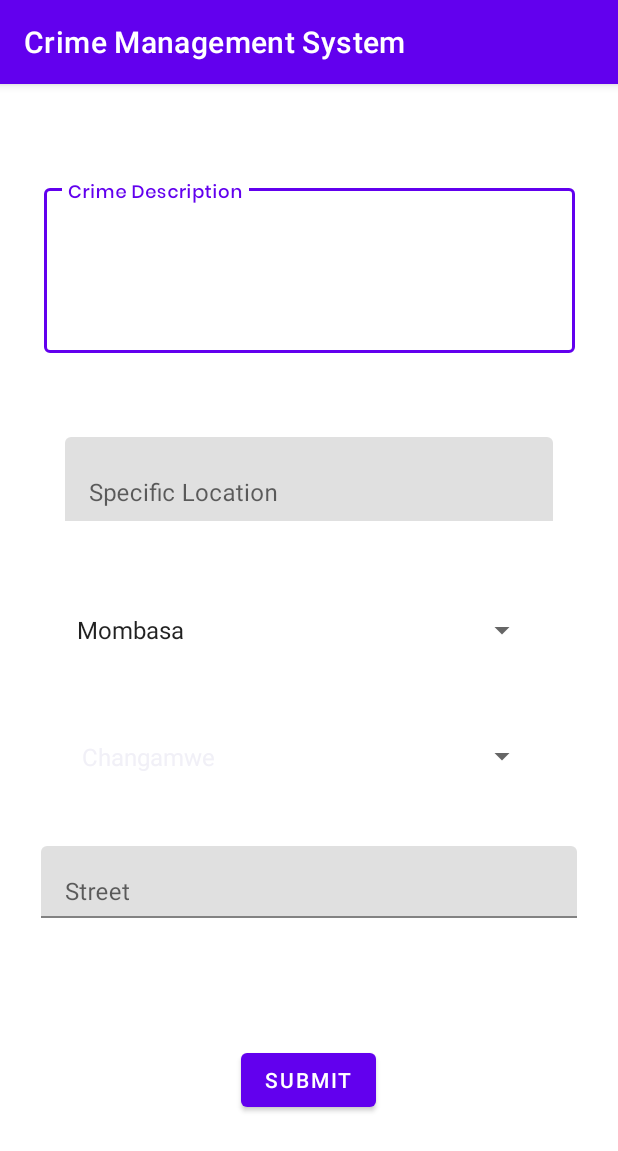
After one commit to LONJEZ/Crime-Management-System, an Android app: the Report screen opened directly, with no data from a screen before it, on a phone screen of 412 x 824 dp. The commit adds this screen. Shown: the top 1151 px of the screen. Run offline under Robolectric (Android 15) with nearby library versions, the phone set to English and light mode, and no system bars; libraries missing offline, so code that uses them is left out: com.vishnusivadas.advanced_httpurlconnection; 2 statements that could not run were skipped.

Commit message:
Added report status

```diff
--- a/app/src/main/java/com/lonjeztech/crimemanagementsystem/Login.java
+++ b/app/src/main/java/com/lonjeztech/crimemanagementsystem/Login.java
@@ -66,7 +66,7 @@ public class Login extends AppCompatActivity {
                             String[] data = new String[2];
                             data[0] = username;
                             data[1] = password;
-                            PutData putData = new PutData("http://192.168.43.167/loginregister/login.php", "POST", field, data);
+                            PutData putData = new PutData("http://192.168.0.21/loginregister/login.php", "POST", field, data);
                             if (putData.startPut()) {
                                 if (putData.onComplete()) {
                                     progressBar.setVisibility(View.GONE);
--- /dev/null
+++ b/app/src/main/java/com/lonjeztech/crimemanagementsystem/Report.java
@@ -0,0 +1,199 @@
+package com.lonjeztech.crimemanagementsystem;
+
+import androidx.appcompat.app.AppCompatActivity;
+
+import android.content.Intent;
+import android.os.Bundle;
+import android.os.Handler;
+import android.os.Looper;
+import android.view.View;
+import android.widget.AdapterView;
+import android.widget.ArrayAdapter;
+import android.widget.Button;
+import android.widget.ProgressBar;
+import android.widget.Spinner;
+import android.widget.Toast;
+
+import com.google.android.material.snackbar.BaseTransientBottomBar;
+import com.google.android.material.snackbar.Snackbar;
+import com.google.android.material.textfield.TextInputEditText;
+import com.vishnusivadas.advanced_httpurlconnection.PutData;
+
+public class Report extends AppCompatActivity {
+
+    Spinner countySpinner,subCountySpinner;
+    TextInputEditText textInputEditTextCrimeDescription,textInputEditTextLocation,textInputEditTextStreet;
+    Button buttonSubmit;
+    ProgressBar progressBar;
+
+
+    @Override
+    protected void onCreate(Bundle savedInstanceState) {
+        super.onCreate(savedInstanceState);
+        setContentView(R.layout.activity_report);
+
+        countySpinner = findViewById(R.id.spinner_county);
+        subCountySpinner =findViewById(R.id.spinner_sub_county);
+        textInputEditTextCrimeDescription =findViewById(R.id.crime_description);
+        textInputEditTextLocation = findViewById(R.id.specific_location);
+        textInputEditTextStreet = findViewById(R.id.street_name);
+        buttonSubmit = findViewById(R.id.button_submit);
+        progressBar = findViewById(R.id.progress);
+        // Create an ArrayAdapter using the string array and
+        // a default spinner layout
+        ArrayAdapter<CharSequence> county_list
+                = ArrayAdapter.createFromResource(
+                this, R.array.County,
+                android.R.layout.simple_spinner_item);
+        // Specify the layout to use when the list of
+        // choices appears
+        county_list.setDropDownViewResource(
+                android.R.layout.simple_spinner_dropdown_item);
+
+        // Apply the adapter to the spinner
+        countySpinner.setAdapter(county_list);
+        countySpinner.setOnItemSelectedListener(new AdapterView.OnItemSelectedListener() {
+            @Override
+            public void onItemSelected(AdapterView<?> adapterView, View view, int position, long id) {
+
+                if (adapterView.getSelectedItem()
+                        .toString()
+                        .equals("Mombasa")) {
+                    ArrayAdapter<CharSequence> ad_name
+                            = ArrayAdapter.createFromResource(
+                            getApplicationContext(),
+                            R.array.mombasa_subcounty,
+                            android.R.layout
+                                    .simple_spinner_item);
+                    subCountySpinner.setAdapter(ad_name);
+                }
+                else if (adapterView.getSelectedItem()
+                        .toString()
+                        .equals("Nakuru")) {
+                    ArrayAdapter<CharSequence> ad_name
+                            = ArrayAdapter.createFromResource(
+                            getApplicationContext(),
+                            R.array.nakuru_subcounty,
+                            android.R.layout
+                                    .simple_spinner_item);
+                    subCountySpinner.setAdapter(ad_name);
+                }
+                else if (adapterView.getSelectedItem()
+                        .toString()
+                        .equals("Baringo")) {
+                    ArrayAdapter<CharSequence> ad_name
+                            = ArrayAdapter.createFromResource(
+                            getApplicationContext(),
+                            R.array.baringo_subcounty,
+                            android.R.layout
+                                    .simple_spinner_item);
+                    subCountySpinner.setAdapter(ad_name);
+                }
+                else if (adapterView.getSelectedItem()
+                        .toString()
+                        .equals("Nairobi")){
+                    ArrayAdapter<CharSequence> ad_name
+                            = ArrayAdapter.createFromResource(
+                            getApplicationContext(),
+                            R.array.nairobi_subcounty,
+                            android.R.layout
+                                    .simple_spinner_item);
+                    subCountySpinner.setAdapter(ad_name);
+                }
+                else{
+                    ArrayAdapter<CharSequence> ad_name
+                            = ArrayAdapter.createFromResource(
+                            getApplicationContext(),
+                            R.array.kajiado_subcounty,
+                            android.R.layout
+                                    .simple_spinner_item);
+                    subCountySpinner.setAdapter(ad_name);
+                }
+            }
+
+            @Override
+            public void onNothingSelected(AdapterView<?> parent) {
+
+            }
+
+            });
+
+        subCountySpinner.setOnItemSelectedListener(new AdapterView.OnItemSelectedListener() {
+            @Override
+            public void onItemSelected(AdapterView<?> adapterView, View view, int position, long id) {
+                String county,sub_county;
+                county = countySpinner.getSelectedItem().toString();
+                sub_county =subCountySpinner.getSelectedItem().toString();
+                Toast.makeText(getApplicationContext(), "item selected", Toast.LENGTH_SHORT).show();
+            }
+
+            @Override
+            public void onNothingSelected(AdapterView<?> parent) {
+
+            }
+        });
+
+        buttonSubmit.setOnClickListener(new View.OnClickListener() {
+            @Override
+            public void onClick(View v) {
+                final String crime_description,specific_location,county,sub_county,street_name;
+                crime_description = String.valueOf(textInputEditTextCrimeDescription.getText());
+                specific_location = String.valueOf(textInputEditTextLocation.getText());
+                street_name = String.valueOf(textInputEditTextStreet.getText());
+                county = countySpinner.getSelectedItem().toString();
+                sub_county =subCountySpinner.getSelectedItem().toString();
+
+                if(!crime_description.equals("") && !specific_location.equals("") && !county.isEmpty() && !sub_county.isEmpty() && !street_name.equals("")) {
+                    //Start ProgressBar first (Set visibility VISIBLE)
+                    progressBar.setVisibility(View.VISIBLE);
+                    Handler handler = new Handler(Looper.getMainLooper());
+                    handler.post(new Runnable() {
+                        @Override
+                        public void run() {
+                            //Starting Write and Read data with URL
+                            //Creating array for parameters
+                            String[] field = new String[5];
+                            field[0] = "crime_description";
+                            field[1] = "specific_location";
+                            field[2] = "county";
+                            field[3] = "sub_county";
+                            field[4] = "street_name";
+
+                            //Creating array for data
+                            String[] data = new String[5];
+                            data[0] = crime_description;
+                            data[1] = specific_location;
+                            data[2] = county;
+                            data[3] = sub_county;
+                            data[4] = street_name;
+                            PutData putData = new PutData("http://192.168.0.21/loginregister/report.php", "POST", field, data);
+                            if (putData.startPut()) {
+                                if (putData.onComplete()) {
+                                    progressBar.setVisibility(View.GONE);
+                                    String result = putData.getResult();
+                                    if(result.equals("Report Sent successfully")) {
+                                        Toast.makeText(getApplicationContext(),result, Toast.LENGTH_SHORT).show();
+                                        Intent intent = new Intent(getApplicationContext(), Login.class);
+                                        startActivity(intent);
+                                        finish();
+                                    }
+                                    else {
+                                        Toast.makeText(getApplicationContext(),result, Toast.LENGTH_SHORT).show();
+                                    }
+
+
+                                }
+                            }
+                            //End Write and Read data with URL
+                        }
+                    });
+                }
+                else {
+                    Toast.makeText(getApplicationContext(), "All fields are required", Toast.LENGTH_SHORT).show();
+                }
+
+            }
+        });
+
+    }
+}
--- /dev/null
+++ b/app/src/main/res/layout/activity_report.xml
@@ -0,0 +1,113 @@
+<?xml version="1.0" encoding="utf-8"?>
+<androidx.constraintlayout.widget.ConstraintLayout xmlns:android="http://schemas.android.com/apk/res/android"
+    xmlns:app="http://schemas.android.com/apk/res-auto"
+    xmlns:tools="http://schemas.android.com/tools"
+    android:id="@+id/layout"
+    android:layout_width="match_parent"
+    android:layout_height="match_parent"
+    tools:context=".Report">
+
+    <com.google.android.material.textfield.TextInputLayout
+        android:id="@+id/textInputLayoutCrime"
+        style="@style/Widget.MaterialComponents.TextInputLayout.OutlinedBox"
+        android:layout_width="354dp"
+        android:layout_height="115dp"
+        android:layout_marginLeft="30dp"
+        android:layout_marginTop="64dp"
+        android:layout_marginRight="30dp"
+        android:hint="@string/crime_description"
+        app:layout_constraintEnd_toEndOf="parent"
+        app:layout_constraintHorizontal_bias="0.578"
+        app:layout_constraintStart_toStartOf="parent"
+        app:layout_constraintTop_toTopOf="parent">
+
+        <com.google.android.material.textfield.TextInputEditText
+            android:id="@+id/crime_description"
+            android:layout_width="match_parent"
+            android:layout_height="wrap_content"
+            android:fontFamily="@font/poppinsmedium"
+            android:gravity="top"
+            android:inputType="textMultiLine"
+            android:lines="4"
+            tools:targetApi="jelly_bean" />
+    </com.google.android.material.textfield.TextInputLayout>
+
+    <com.google.android.material.textfield.TextInputLayout
+        android:id="@+id/specific_location"
+        android:layout_width="325dp"
+        android:layout_height="56dp"
+        android:layout_marginTop="56dp"
+        app:layout_constraintEnd_toEndOf="parent"
+        app:layout_constraintStart_toStartOf="parent"
+        app:layout_constraintTop_toBottomOf="@+id/textInputLayoutCrime">
+
+        <com.google.android.material.textfield.TextInputEditText
+            android:layout_width="match_parent"
+            android:layout_height="61dp"
+            android:hint="@string/specific_location"
+            android:inputType="textMultiLine"
+            android:lines="2" />
+    </com.google.android.material.textfield.TextInputLayout>
+
+    <Spinner
+        android:id="@+id/spinner_county"
+        android:layout_width="315dp"
+        android:layout_height="49dp"
+        android:layout_marginTop="48dp"
+        app:layout_constraintEnd_toEndOf="parent"
+        app:layout_constraintHorizontal_bias="0.447"
+        app:layout_constraintStart_toStartOf="parent"
+        app:layout_constraintTop_toBottomOf="@+id/specific_location" />
+
+    <Spinner
+        android:id="@+id/spinner_sub_county"
+        android:layout_width="312dp"
+        android:layout_height="47dp"
+        android:layout_marginTop="36dp"
+        app:layout_constraintEnd_toEndOf="parent"
+        app:layout_constraintHorizontal_bias="0.464"
+        app:layout_constraintStart_toStartOf="parent"
+        app:layout_constraintTop_toBottomOf="@+id/spinner_county" />
+
+    <com.google.android.material.textfield.TextInputLayout
+        android:id="@+id/street_name"
+        android:layout_width="357dp"
+        android:layout_height="48dp"
+        android:layout_marginTop="36dp"
+        app:layout_constraintEnd_toEndOf="parent"
+        app:layout_constraintStart_toStartOf="parent"
+        app:layout_constraintTop_toBottomOf="@+id/spinner_sub_county">
+
+        <com.google.android.material.textfield.TextInputEditText
+            android:layout_width="match_parent"
+            android:layout_height="wrap_content"
+            android:hint="@string/street"
+            android:inputType="textMultiLine"
+            android:lines="2" />
+    </com.google.android.material.textfield.TextInputLayout>
+
+    <ProgressBar
+        android:id="@+id/progress"
+        android:layout_width="43dp"
+        android:layout_height="35dp"
+        android:layout_marginTop="24dp"
+        android:visibility="gone"
+        app:layout_constraintEnd_toEndOf="parent"
+        app:layout_constraintStart_toStartOf="parent"
+        app:layout_constraintTop_toBottomOf="@+id/street_name" />
+
+    <Button
+        android:id="@+id/button_submit"
+        android:layout_width="wrap_content"
+        android:layout_height="wrap_content"
+        android:layout_marginBottom="48dp"
+        android:text="@string/submit"
+        app:layout_constraintBottom_toBottomOf="parent"
+        app:layout_constraintEnd_toEndOf="parent"
+        app:layout_constraintHorizontal_bias="0.498"
+        app:layout_constraintStart_toStartOf="parent"
+        app:layout_constraintTop_toBottomOf="@+id/progress"
+        app:layout_constraintVertical_bias="0.722" />
+
+
+</androidx.constraintlayout.widget.ConstraintLayout>
--- a/app/src/main/res/layout/activity_sign_up.xml
+++ b/app/src/main/res/layout/activity_sign_up.xml
@@ -42,7 +42,7 @@
             app:layout_constraintTop_toBottomOf="@+id/textView">
 
             <com.google.android.material.textfield.TextInputEditText
-                android:id="@+id/fullname"
+                android:id="@+id/full_name"
                 android:layout_width="match_parent"
                 android:layout_height="wrap_content"
                 android:drawableEnd="@drawable/ic_name"
--- a/app/src/main/res/values/strings.xml
+++ b/app/src/main/res/values/strings.xml
@@ -5,9 +5,72 @@
     <string name="sign_up_here">sign up here</string>
     <string name="password">Password</string>
     <string name="sign_up">Sign Up</string>
-    <string name="fullname">Fullname</string>
+    <string name="fullname">Filename</string>
     <string name="email">Email</string>
     <string name="log_in_here">Log in here</string>
+    <string name="street">Street</string>
+    <string name="submit">SUBMIT</string>
+    <string name="specific_location">Specific Location</string>
+    <string name="crime_description">Crime Description</string>
+
+    <string-array name="County">
+        <item>Mombasa</item>
+        <item> Nakuru</item>
+        <item> Baringo</item>
+        <item>Nairobi</item>
+        <item>Kajiado</item>
+    </string-array>
+
+    <string-array name="mombasa_subcounty">
+        <item>Changamwe</item>
+        <item> Jomvu</item>
+        <item> Kisauni</item>
+        <item>Nyali</item>
+        <item>Likoni</item>
+        <item>Mvita</item>
+    </string-array>
+
+    <string-array name="nakuru_subcounty">
+        <item>Naivasha</item>
+        <item> Nakuru Town</item>
+        <item> Kuresoi North</item>
+        <item>Kuresoi South</item>
+        <item>Njoro</item>
+        <item>Nakuru East</item>
+        <item>Gilgil</item>
+        <item>Molo</item>
+        <item>Subukia</item>
+    </string-array>
+
+    <string-array name="baringo_subcounty">
+        <item>Baringo Central</item>
+        <item> Baringo South</item>
+        <item> Baringo North</item>
+        <item>Eldama Ravine</item>
+        <item>Mogotio</item>
+        <item>Tiaty</item>
+    </string-array>
+
+    <string-array name="nairobi_subcounty">
+        <item>Central</item>
+        <item> Dagoretti</item>
+        <item> Embakasi</item>
+        <item>Kasarani</item>
+        <item>Kibera</item>
+        <item>Makadara</item>
+        <item>Pumwani</item>
+        <item>Westlands</item>
+    </string-array>
+
+    <string-array name="kajiado_subcounty">
+        <item>Kajiado Central</item>
+        <item> Kajiado North</item>
+        <item> Kajiado East</item>
+        <item>Kajiado West</item>
+        <item>Kajiado South</item>
+    </string-array>
+
+
 
 
 </resources>
--- a/build.gradle
+++ b/build.gradle
@@ -5,7 +5,7 @@ buildscript {
         jcenter()
     }
     dependencies {
-        classpath 'com.android.tools.build:gradle:4.2.2'
+        classpath 'com.android.tools.build:gradle:7.0.0'
 
         // NOTE: Do not place your application dependencies here; they belong
         // in the individual module build.gradle files
```
Also changed, not shown: app/src/main/AndroidManifest.xml (+11 -10 lines), app/src/main/java/com/lonjeztech/crimemanagementsystem/SignUp.java (+14 -14 lines), gradle/wrapper/gradle-wrapper.properties.
